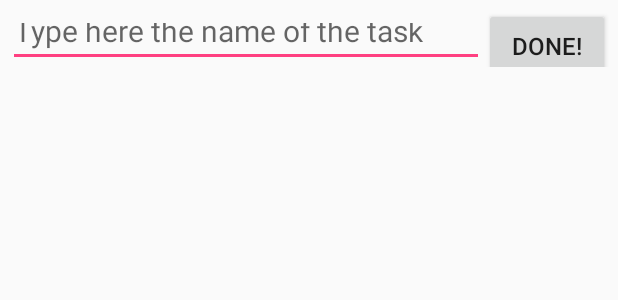
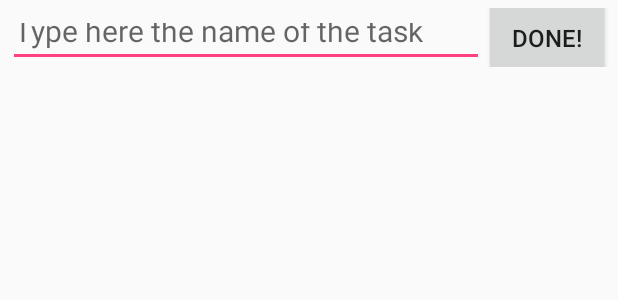
Before and after one commit to AayushChaturvedi/JustDoIt, an Android app: the layout field.xml on its own in the app's theme, with its tools: preview values and no code run, on a phone screen of 412 x 824 dp. Shown: the top 300 px of the screen. Run offline under Robolectric (Android 15) with nearby library versions, the light colour scheme and no system bars.

Commit message:
Fixed UI changes after Merge

```diff
--- a/app/src/main/res/layout/field.xml
+++ b/app/src/main/res/layout/field.xml
@@ -1,11 +1,11 @@
 <?xml version="1.0" encoding="utf-8"?>
 <LinearLayout xmlns:android="http://schemas.android.com/apk/res/android"
+    android:id="@+id/child_linear_layout"
     android:layout_width="match_parent"
     android:layout_height="50dp"
     android:orientation="horizontal"
     android:padding="5dp"
-    android:paddingBottom="5dp"
-    android:id="@+id/child_linear_layout">
+    android:paddingBottom="5dp">
     <EditText
         android:id="@+id/list_item"
         android:layout_width="0dp"
@@ -16,8 +16,10 @@
     <Button
         android:id="@+id/delete_button"
         android:layout_width="20dp"
-        android:layout_height="50dp"
+        android:layout_height="60dp"
+        android:layout_gravity="center"
         android:layout_weight="1"
+        android:gravity="center"
         android:onClick="onDelete"
         android:text="@string/done"
         android:textSize="16dp"/>
--- a/app/src/main/res/values/strings.xml
+++ b/app/src/main/res/values/strings.xml
@@ -5,4 +5,5 @@
     <string name="zero">0</string>
     <string name="done">DONE!</string>
     <string name="you_have_added_the_following_number_of_tasks_in_your_list">You have added the following number of tasks in your list</string>
+    <string name="add_a_new_task">ADD A NEW TASK</string>
 </resources>
```
Also changed, not shown: app/src/main/res/layout/activity_main.xml (+10 -12 lines).
